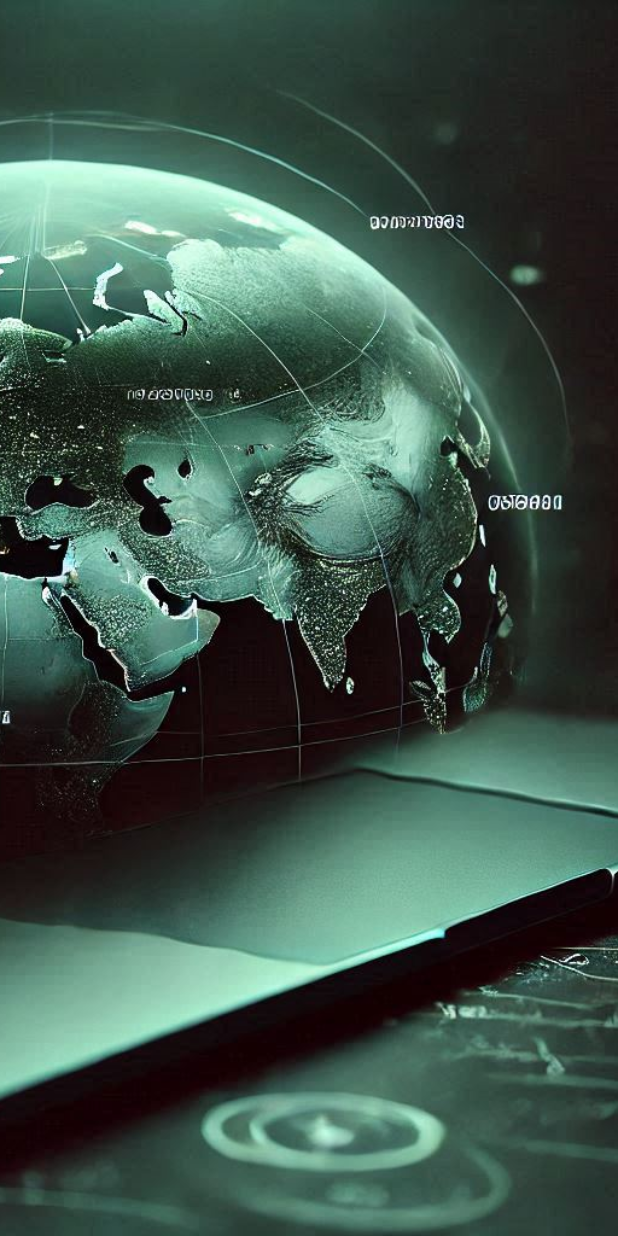
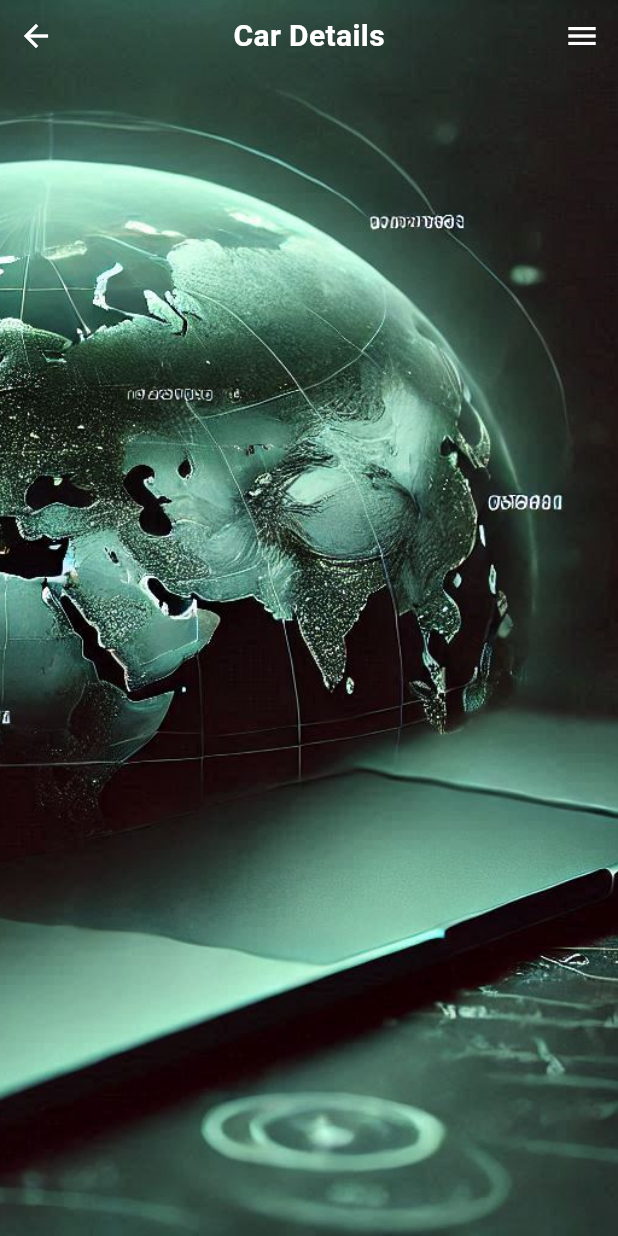
Before and after one commit to Yasitha-Bhanuka/car_app_UI, a Flutter app: the CarDetailScreen screen opened directly, on a phone screen of 412 x 824 dp. Run offline on Flutter 3.47's test engine with Material 3 defaults, Android fonts, the phone set to English and light mode, and no system bars.

Commit message:
Refactor navigation to CarDetailScreen and update its implementation with a new app bar

```diff
--- a/lib/main.dart
+++ b/lib/main.dart
@@ -1,5 +1,4 @@
 import 'package:car_app/screens/Home/car_home_screen.dart';
-import 'package:car_app/screens/Home/detail/car_detail_screen.dart';
 import 'package:flutter/material.dart';
 
 void main() {
@@ -12,8 +11,7 @@ class MyApp extends StatelessWidget {
   @override
   Widget build(BuildContext context) {
     return MaterialApp(
-      // home: CarHomeScreen(),
-      home: CarDetailScreen(),
+      home: CarHomeScreen(),
     );
   }
 }
--- a/lib/screens/Home/car_home_screen.dart
+++ b/lib/screens/Home/car_home_screen.dart
@@ -1,6 +1,7 @@
 import 'package:car_app/common/card_list.dart';
 import 'package:car_app/constants.dart';
 import 'package:car_app/model/car.dart';
+import 'package:car_app/screens/detail/car_detail_screen.dart';
 import 'package:flutter/material.dart';
 
 class CarHomeScreen extends StatelessWidget {
@@ -35,7 +36,11 @@ class CarHomeScreen extends StatelessWidget {
         itemBuilder: (context, index) {
           final car = carList[index];
           return GestureDetector(
-            onTap: () {},
+            onTap: () {
+              // for navigating
+              Navigator.push(context,
+                  MaterialPageRoute(builder: (context) => CarDetailScreen()));
+            },
             child: Container(
               margin: EdgeInsets.only(bottom: 20),
               child: Stack(
--- a/lib/screens/Home/detail/car_detail_screen.dart
+++ /dev/null
@@ -1,21 +0,0 @@
-import 'package:flutter/material.dart';
-
-class CarDetailScreen extends StatelessWidget {
-  const CarDetailScreen({super.key});
-
-  @override
-  Widget build(BuildContext context) {
-    return Scaffold(
-      body: Stack(
-        children: [
-          Image.asset(
-            "assets/images/map.png",
-            fit: BoxFit.cover,
-            height: MediaQuery.of(context).size.height,
-            width: MediaQuery.of(context).size.width,
-          ),
-        ],
-      ),
-    );
-  }
-}
--- /dev/null
+++ b/lib/screens/detail/car_detail_screen.dart
@@ -0,0 +1,56 @@
+import 'package:flutter/material.dart';
+
+class CarDetailScreen extends StatelessWidget {
+  const CarDetailScreen({super.key});
+
+  @override
+  Widget build(BuildContext context) {
+    return Scaffold(
+      body: Stack(
+        children: [
+          Image.asset(
+            "assets/images/map.png",
+            fit: BoxFit.cover,
+            height: MediaQuery.of(context).size.height,
+            width: MediaQuery.of(context).size.width,
+          ),
+          // for back button, name and menu icon
+          CarDetailAppbar(context)
+        ],
+      ),
+    );
+  }
+
+  SafeArea CarDetailAppbar(BuildContext context) {
+    return SafeArea(
+        child: Row(
+      children: [
+        IconButton(
+          icon: Icon(
+            Icons.arrow_back,
+            color: Colors.white,
+          ),
+          onPressed: () {
+            Navigator.pop(context);
+          },
+        ),
+        Spacer(),
+        Text(
+          "Car Details",
+          style: TextStyle(
+              color: Colors.white, fontSize: 20, fontWeight: FontWeight.bold),
+        ),
+        Spacer(),
+        IconButton(
+          icon: Icon(
+            Icons.menu,
+            color: Colors.white,
+          ),
+          onPressed: () {
+            Navigator.pop(context);
+          },
+        ),
+      ],
+    ));
+  }
+}
```
